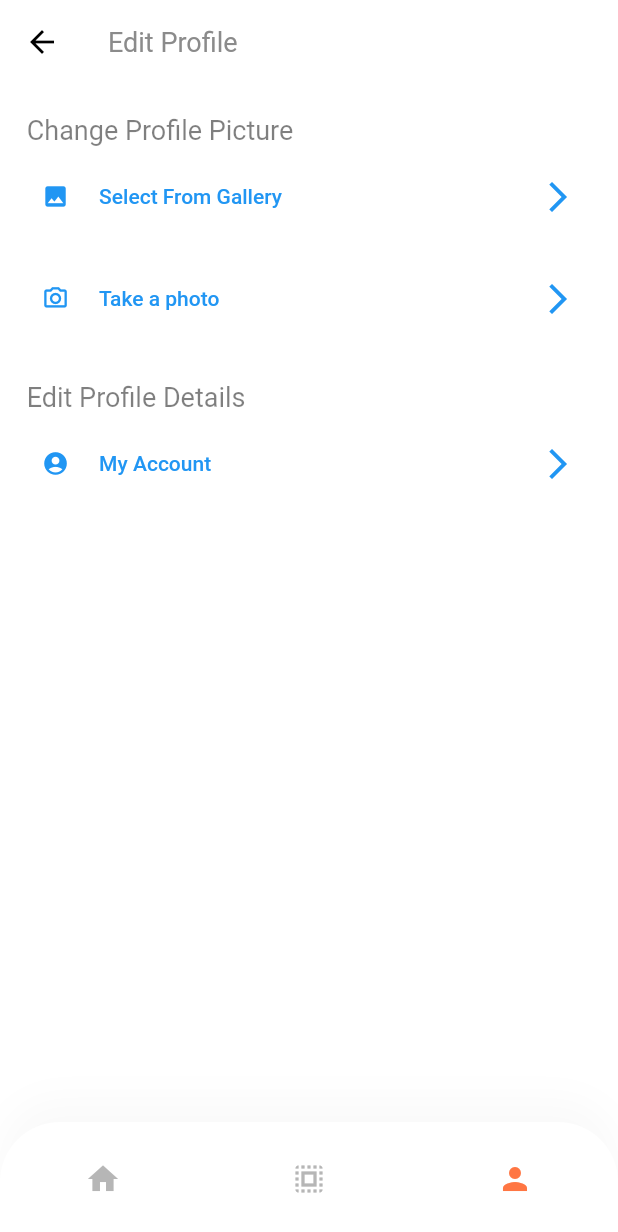
After one commit to jlynch25/fyp_app, a Flutter app: the EditProfileScreen screen opened by its route, on a phone screen of 412 x 824 dp. The commit adds this screen. Shown: the top 1232 px of the screen. Run offline on Flutter 3.47's test engine with Material 2 defaults, Android fonts, the phone set to English and light mode, and no system bars; our stand-ins replace bloc, image_cropper, image_picker, qr_flutter, share; missing offline and left inert: crop_your_image, dart:ffi, grpc, isolate_handler, nfc_in_flutter, protobuf and 1 more; Roboto replaces fonts that are missing (Muli); statements that could not run were skipped.

Commit message:
profile pic init

```diff
--- /dev/null
+++ b/example/lib/components/edit_image_args.dart
@@ -0,0 +1,9 @@
+import 'dart:io';
+
+import 'package:image_picker/image_picker.dart';
+
+class EditImageArguments {
+  final File image;
+
+  EditImageArguments(this.image);
+}
--- a/example/lib/routes.dart
+++ b/example/lib/routes.dart
@@ -1,6 +1,8 @@
 import 'package:flutter/widgets.dart';
+import 'package:mylib_example/screens/edit_profile/edit_profile_screen.dart';
 import 'package:mylib_example/screens/friend_list/friend_list.dart';
 import 'package:mylib_example/screens/home/home_screen.dart';
+import 'package:mylib_example/screens/image_edit/image_edit_screen.dart';
 import 'package:mylib_example/screens/network/network_screen.dart';
 import 'package:mylib_example/screens/nfc_scanner/nfc_scanner_screen.dart';
 import 'package:mylib_example/screens/profile/profile_screen.dart';
@@ -42,4 +44,6 @@ final Map<String, WidgetBuilder> routes = {
   RequestCurrencyScreen.routeName: (context) => RequestCurrencyScreen(),
   NFCScannerScreen.routeName: (context) => NFCScannerScreen(),
   SettingsScreen.routeName: (context) => SettingsScreen(ChatService()),
+  EditProfileScreen.routeName: (context) => EditProfileScreen(ChatService()),
+  EditPhotoScreen.routeName: (context) => EditPhotoScreen(),
 };
--- /dev/null
+++ b/example/lib/screens/edit_profile/components/body.dart
@@ -0,0 +1,111 @@
+import 'dart:io';
+
+import 'package:flutter/material.dart';
+// ignore: import_of_legacy_library_into_null_safe
+import 'package:grpc/grpc.dart';
+import 'package:mylib/mylib.dart';
+import 'package:mylib_example/components/edit_image_args.dart';
+import 'package:mylib_example/protos/service.pb.dart';
+import 'package:mylib_example/screens/friend_list/friend_list.dart';
+import 'package:mylib_example/screens/image_edit/image_edit_screen.dart';
+import 'package:mylib_example/screens/profile/components/profile_menu.dart';
+// import 'package:mylib_example/screens/friend_list/friend_list.dart';
+import 'package:mylib_example/service/chat_service.dart';
+import 'package:mylib_example/size_config.dart';
+
+import 'package:image_picker/image_picker.dart';
+
+class Body extends StatefulWidget {
+  final ChatService service;
+  Body(this.service);
+  @override
+  _BodyState createState() => _BodyState();
+}
+
+class _BodyState extends State<Body> {
+  User user = ChatService.user;
+  String updateResult = "false";
+  String blockchainResult = "false";
+  String userBalance = "0";
+
+  late File _image;
+  final picker = ImagePicker();
+
+  @override
+  void initState() {
+    super.initState();
+  }
+
+  Widget build(BuildContext context) {
+    return SingleChildScrollView(
+      padding: EdgeInsets.symmetric(vertical: 20),
+      child: Column(
+        children: [
+          SizedBox(
+            width: double.infinity,
+            child: Container(
+              child: Text(
+                "\t\t\t\tChange Profile Picture",
+                style: TextStyle(
+                    color: Colors.black.withOpacity(0.5), fontSize: 18),
+                textAlign: TextAlign.left,
+              ),
+            ),
+          ),
+          ProfileMenu(
+            text: "Select From Gallery",
+            icon: Icon(
+              Icons.image,
+              size: getProportionateScreenWidth(18),
+            ),
+            press: () async {
+              final pickedFile =
+                  await picker.getImage(source: ImageSource.gallery);
+              if (pickedFile != null) {
+                _image = File(pickedFile.path);
+                Navigator.pushNamed(context, EditPhotoScreen.routeName,
+                    arguments: EditImageArguments(_image));
+              }
+            },
+          ),
+          ProfileMenu(
+            text: "Take a photo",
+            icon: Icon(
+              Icons.camera_alt_outlined,
+              size: getProportionateScreenWidth(18),
+            ),
+            press: () async {
+              final pickedFile =
+                  await picker.getImage(source: ImageSource.camera);
+              if (pickedFile != null) {
+                _image = File(pickedFile.path);
+                Navigator.pushNamed(context, EditPhotoScreen.routeName,
+                    arguments: EditImageArguments(_image));
+              }
+            },
+          ),
+          SizedBox(
+            width: double.infinity,
+            child: Container(
+              child: Text(
+                "\n\t\t\t\tEdit Profile Details",
+                style: TextStyle(
+                    color: Colors.black.withOpacity(0.5), fontSize: 18),
+                textAlign: TextAlign.left,
+              ),
+            ),
+          ),
+          ProfileMenu(
+            text: "My Account",
+            icon: Icon(
+              Icons.account_circle,
+              size: getProportionateScreenWidth(18),
+            ),
+            press: () {},
+            // press: () => {_buildDialog(context, user.wallets.toString())},
+          ),
+        ],
+      ),
+    );
+  }
+}
--- /dev/null
+++ b/example/lib/screens/edit_profile/edit_profile_screen.dart
@@ -0,0 +1,23 @@
+import 'package:flutter/material.dart';
+import 'package:mylib_example/components/edit_image_args.dart';
+import 'package:mylib_example/service/chat_service.dart';
+import 'package:mylib_example/components/coustom_bottom_nav_bar.dart';
+import 'package:mylib_example/enums.dart';
+import 'components/body.dart';
+
+class EditProfileScreen extends StatelessWidget {
+  static String routeName = "/edit_profile";
+  final ChatService service;
+  final user = ChatService.user;
+  EditProfileScreen(this.service);
+  @override
+  Widget build(BuildContext context) {
+    return Scaffold(
+      appBar: AppBar(
+        title: Text("Edit Profile"),
+      ),
+      body: Body(this.service),
+      bottomNavigationBar: CustomBottomNavBar(selectedMenu: MenuState.profile),
+    );
+  }
+}
--- a/example/lib/screens/profile/components/body.dart
+++ b/example/lib/screens/profile/components/body.dart
@@ -5,6 +5,7 @@ import 'package:flutter/material.dart';
 import 'package:grpc/grpc.dart';
 import 'package:mylib/mylib.dart';
 import 'package:mylib_example/protos/service.pb.dart';
+import 'package:mylib_example/screens/edit_profile/edit_profile_screen.dart';
 import 'package:mylib_example/screens/friend_list/friend_list.dart';
 import 'package:mylib_example/screens/settings/settings_screen.dart';
 // import 'package:mylib_example/screens/friend_list/friend_list.dart';
@@ -65,6 +66,7 @@ class _BodyState extends State<Body> {
                   OutlinedButton.icon(
                     onPressed: () {
                       // Respond to button press
+                      Navigator.pushNamed(context, EditProfileScreen.routeName);
                     },
                     icon: Icon(Icons.edit, size: 18),
                     label: Text("Edit"),
@@ -155,11 +157,11 @@ class _BodyState extends State<Body> {
                   }
                 } else {
                   return Container(
-                    height: 120,
+                    height: 80,
                     child: ListView(
                       scrollDirection: Axis.horizontal,
                       children: <Widget>[
-                        AddFriend(widget.service),
+                        AddFirstFriend(widget.service),
                       ],
                     ),
                   );
```
Also changed, not shown: example/lib/screens/image_edit/image_edit_screen.dart (added, +183 -0 lines).
